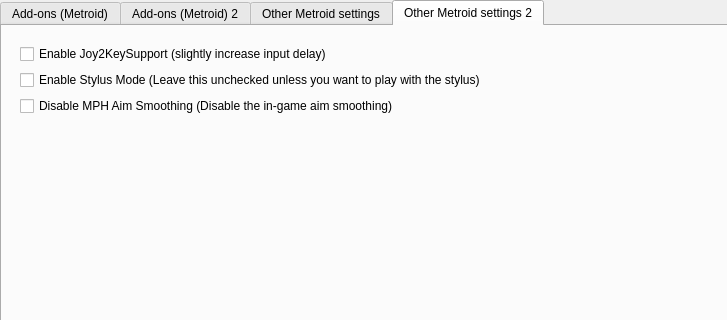
Old version of the form src/frontend/qt_sdl/InputConfig/MelonPrimeInputConfig.ui in the repository ag-advania/melonPrimeDS; both pictures show x 0 to 727 and y 0 to 320 of the 1042 by 682 pixel window.
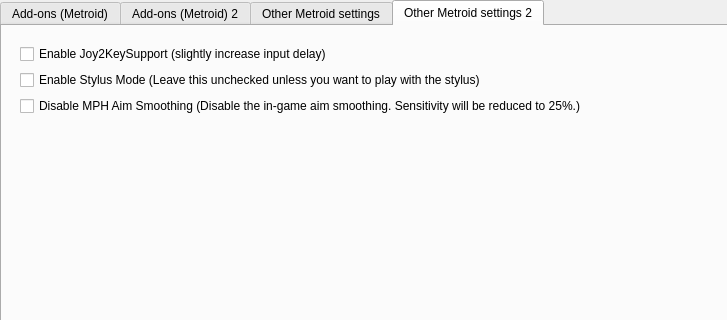
New version of the form. The open tabs and pages were chosen to show the change.

Commit message: Disable aim smoothing func

Diff of the .ui file:
```diff
--- a/src/frontend/qt_sdl/InputConfig/MelonPrimeInputConfig.ui
+++ b/src/frontend/qt_sdl/InputConfig/MelonPrimeInputConfig.ui
@@ -537,7 +537,7 @@
 										<item row="2" column="0">
 											<widget class="QCheckBox" name="cbMetroidDisableMphAimSmoothing">
 												<property name="text">
-													<string>Disable MPH Aim Smoothing (Disable the in-game aim smoothing)</string>
+													<string>Disable MPH Aim Smoothing (Disable the in-game aim smoothing. Sensitivity will be reduced to 25%.)</string>
 												</property>
 											</widget>
 										</item>
```
The commit also changes 5 other files.
